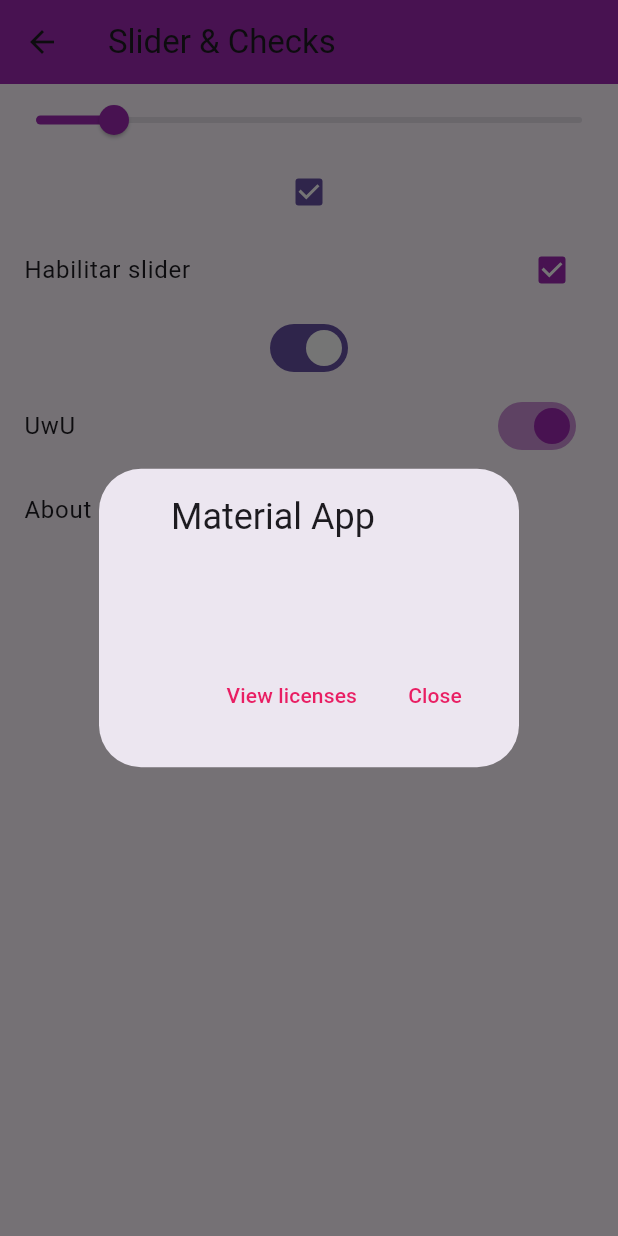
After one commit to x4leqxinn/components-flutter, a Flutter app: the SliderScreen screen opened by its route, after a tap on an icon or button, on a phone screen of 412 x 824 dp. The commit adds this screen. Run offline on Flutter 3.47's test engine with Material 3 defaults, Android fonts, the phone set to English and light mode, and no system bars; network calls fail.

Commit message:
add(lib): Switches and checkbox

```diff
--- a/lib/router/app_routes.dart
+++ b/lib/router/app_routes.dart
@@ -41,6 +41,11 @@ class AppRoutes {
         name: 'Inputs screen',
         screen: const InputsScreen(),
         icon: Icons.input_outlined),
+    MenuOption(
+        route: 'sliders',
+        name: 'Sliders screen',
+        screen: const SliderScreen(),
+        icon: Icons.slow_motion_video),
   ];
 
   static Map<String, Widget Function(BuildContext)> getAppRoutes() {
--- a/lib/screens/screens.dart
+++ b/lib/screens/screens.dart
@@ -1,8 +1,9 @@
-export 'package:fl_components/screens/inputs_screen.dart';
+export 'package:fl_components/screens/alert_screen.dart';
 export 'package:fl_components/screens/animated_screen.dart';
 export 'package:fl_components/screens/avatar_screen.dart';
-export 'package:fl_components/screens/alert_screen.dart';
 export 'package:fl_components/screens/card_screen.dart';
 export 'package:fl_components/screens/home_screen.dart';
+export 'package:fl_components/screens/inputs_screen.dart';
 export 'package:fl_components/screens/listview1_screen.dart';
 export 'package:fl_components/screens/listview2_screen.dart';
+export 'package:fl_components/screens/slider_screen.dart';
--- /dev/null
+++ b/lib/screens/slider_screen.dart
@@ -0,0 +1,77 @@
+import 'package:fl_components/theme/app_theme.dart';
+import 'package:flutter/material.dart';
+
+class SliderScreen extends StatefulWidget {
+  const SliderScreen({Key? key}) : super(key: key);
+
+  @override
+  State<SliderScreen> createState() => _SliderScreenState();
+}
+
+class _SliderScreenState extends State<SliderScreen> {
+  double _sliderValue = 100;
+  bool _sliderEnabled = true;
+
+  @override
+  Widget build(BuildContext context) {
+    return Scaffold(
+        appBar: AppBar(
+          title: const Text('Slider & Checks'),
+        ),
+        body: Column(
+          children: [
+            Slider.adaptive(
+                min: 50,
+                max: 400,
+                value: _sliderValue,
+                activeColor: AppTheme.primary,
+                onChanged: _sliderEnabled
+                    ? (value) {
+                        print(value);
+                        _sliderValue = value;
+                        setState(() {});
+                      }
+                    : null),
+            Checkbox(
+                value: _sliderEnabled,
+                onChanged: _sliderEnabled
+                    ? (value) {
+                        _sliderEnabled = value ?? true;
+                      }
+                    : null),
+            CheckboxListTile(
+                activeColor: AppTheme.primary,
+                title: const Text('Habilitar slider'),
+                value: _sliderEnabled,
+                onChanged: (value) => setState(() {
+                      _sliderEnabled = value ?? true;
+                    })),
+            Switch(
+                value: _sliderEnabled,
+                onChanged: (value) => setState(() {
+                      _sliderEnabled = value;
+                    })),
+            SwitchListTile.adaptive(
+                activeColor: AppTheme.primary,
+                title: const Text('UwU'),
+                value: _sliderEnabled,
+                onChanged: (value) => setState(() {
+                      _sliderEnabled = value;
+                    })),
+            const AboutListTile(),
+            Expanded(
+              child: SingleChildScrollView(
+                child: Image(
+                    fit: BoxFit.contain,
+                    width: _sliderValue,
+                    image: const NetworkImage(
+                        'https://i.pinimg.com/originals/87/66/d3/8766d36b24e8a362510a3ebf6986d7a6.jpg')),
+              ),
+            ),
+            const SizedBox(
+              height: 50,
+            )
+          ],
+        ));
+  }
+}
--- a/lib/widgets/custom_card_type1.dart
+++ b/lib/widgets/custom_card_type1.dart
@@ -13,8 +13,8 @@ class CustomCardType1 extends StatelessWidget {
       children: [
         const ListTile(
           leading: Icon(Icons.photo_album_outlined, color: AppTheme.primary),
-          title: Text('Soy un titulo'),
-          subtitle: Text('Mona xina eskizofrenika uwu'),
+          title: Text('x4leqxinN'),
+          subtitle: Text('troyano apk'),
         ),
         Padding(
           padding: const EdgeInsets.only(right: 5),
```
